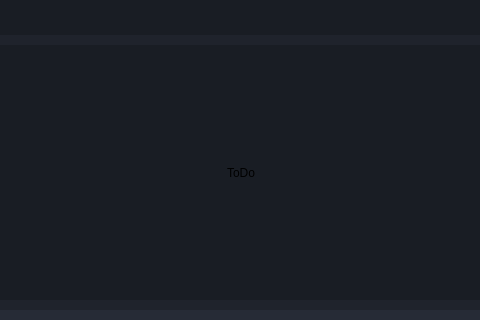
This is UI/player.ui in BrunoCardosoFS/NaxiStudioMix as Qt 5 draws it before an edit; both pictures show x 152 to 632 and y 280 to 600 of the 1200 by 600 pixel window. The edited form follows.
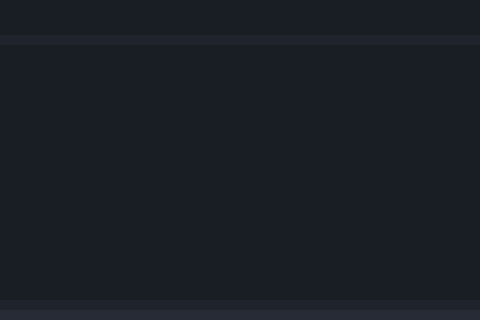
This is the edited form. Icons and pictures are not drawn.

Patch:
```diff
--- a/UI/player.ui
+++ b/UI/player.ui
@@ -1252,7 +1252,7 @@
              </property>
              <layout class="QVBoxLayout" name="verticalLayout_4">
               <property name="spacing">
-               <number>3</number>
+               <number>5</number>
               </property>
               <property name="leftMargin">
                <number>7</number>
@@ -1266,16 +1266,6 @@
               <property name="bottomMargin">
                <number>7</number>
               </property>
-              <item>
-               <widget class="QLabel" name="label">
-                <property name="text">
-                 <string>ToDo</string>
-                </property>
-                <property name="alignment">
-                 <set>Qt::AlignmentFlag::AlignCenter</set>
-                </property>
-               </widget>
-              </item>
              </layout>
             </widget>
            </widget>
```
Left out of the diff: 2 changed lines with no effect on the pictures.
